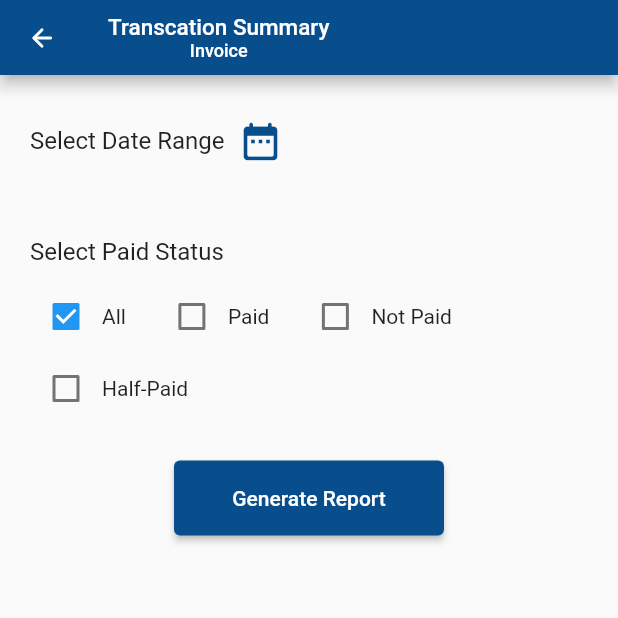
After one commit to anjanarodrigoz/pos, a Flutter app: the FilterDialog screen opened directly, on a phone screen of 412 x 824 dp, the top half of it. The commit adds this screen. Run offline on Flutter 3.47's test engine with Material 2 defaults, Android fonts, the phone set to English and light mode, and no system bars; our stand-ins replace file_picker, flutter_highlight, fluttertoast, get, get_storage, open_file and 3 more; missing offline and left inert: encrypt, flutter_archive, window_manager; accounts and stored records are empty.

Commit message:
create report ui

```diff
--- a/lib/Pages/main_window.dart
+++ b/lib/Pages/main_window.dart
@@ -143,6 +143,6 @@ class _MainWindowState extends State<MainWindow> {
   }
 
   openReport() {
-    Get.offAll(() => const ReportHomePage());
+    Get.offAll(() => ReportHomePage());
   }
 }
--- a/lib/enums/enums.dart
+++ b/lib/enums/enums.dart
@@ -3,6 +3,8 @@ enum DrawerName { largeDrawer, smallDrawer }
 enum InvoiceItemCategory { item, extraChrage, comment, empty }
 
 enum InvoiceType { invoice, supplyInvoice, quotation, creditNote }
+
+enum ReportPaymentFilter { paid, notPaid, all, halfPaid }
 
 extension InvoiceTypeCaps on InvoiceType {
   String name() {
@@ -23,3 +25,23 @@ extension InvoiceTypeCaps on InvoiceType {
     }
   }
 }
+
+extension Lable on ReportPaymentFilter {
+  String name() {
+    switch (this) {
+      case ReportPaymentFilter.all:
+        return ('All');
+
+      case ReportPaymentFilter.paid:
+        return ('Paid');
+
+      case ReportPaymentFilter.notPaid:
+        return ('Not Paid');
+
+      case ReportPaymentFilter.halfPaid:
+        return ('Half-Paid');
+      default:
+        return 'Other';
+    }
+  }
+}
--- a/lib/utils/my_format.dart
+++ b/lib/utils/my_format.dart
@@ -29,6 +29,11 @@ class MyFormat {
     return format.format(dateTime);
   }
 
+  static String formatDateTwo(DateTime dateTime) {
+    final format = DateFormat('yyyy/MM/dd');
+    return format.format(dateTime);
+  }
+
   static String formatTime(DateTime dateTime) {
     final format = DateFormat('HH:mm aa');
     return format.format(dateTime);
--- /dev/null
+++ b/lib/widgets/filter_dialog.dart
@@ -0,0 +1,162 @@
+import 'package:flutter/material.dart';
+import 'package:get/get.dart';
+import 'package:pos/enums/enums.dart';
+import 'package:pos/theme/t_colors.dart';
+import 'package:pos/utils/my_format.dart';
+import 'package:pos/widgets/pos_button.dart';
+import 'package:syncfusion_flutter_datepicker/datepicker.dart';
+
+class FilterDialog extends StatefulWidget {
+  Map<String, String> title;
+  FilterDialog({super.key, required this.title});
+
+  @override
+  _FilterDialogState createState() => _FilterDialogState();
+}
+
+class _FilterDialogState extends State<FilterDialog> {
+  DateTime? _startDate;
+  DateTime? _endDate;
+  Map<ReportPaymentFilter, bool> checkedBoxValue = {
+    ReportPaymentFilter.all: true,
+    ReportPaymentFilter.paid: false,
+    ReportPaymentFilter.notPaid: false,
+    ReportPaymentFilter.halfPaid: false,
+  };
+
+  void _onSelectionChanged(DateRangePickerSelectionChangedArgs args) {
+    setState(() {
+      _startDate = args.value.startDate;
+      _endDate = args.value.endDate;
+    });
+  }
+
+  @override
+  Widget build(BuildContext context) {
+    return Scaffold(
+      appBar: AppBar(
+        toolbarHeight: 50,
+        backgroundColor: TColors.blue,
+        title: Column(
+          children: [
+            Text(
+              widget.title.keys.first,
+              style: TextStyle(fontSize: 15.0),
+            ),
+            Text(
+              widget.title.values.first,
+              style: TextStyle(fontSize: 12.0),
+            ),
+          ],
+        ),
+        leading: IconButton(
+          iconSize: 20.0,
+          icon: const Icon(Icons.arrow_back_rounded),
+          onPressed: () {
+            Get.back();
+          },
+        ),
+      ),
+      body: Center(
+        child: Padding(
+          padding: const EdgeInsets.all(20.0),
+          child: Column(
+            crossAxisAlignment: CrossAxisAlignment.start,
+            children: [
+              Row(
+                children: [
+                  const Text(
+                    'Select Date Range',
+                    style: TextStyle(fontSize: 16),
+                  ),
+                  IconButton(
+                    onPressed: () {
+                      showDialog(
+                        context: context,
+                        builder: (context) {
+                          return AlertDialog(
+                            title: Text('Select Date Range'),
+                            content: SizedBox(
+                              width: 600,
+                              child: SfDateRangePicker(
+                                enableMultiView: true,
+                                onSelectionChanged: _onSelectionChanged,
+                                selectionMode:
+                                    DateRangePickerSelectionMode.range,
+                              ),
+                            ),
+                            actions: [
+                              ElevatedButton(
+                                onPressed: () {
+                                  Navigator.of(context)
+                                      .pop(); // Close the dialog
+                                },
+                                child: Text('OK'),
+                              ),
+                            ],
+                          );
+                        },
+                      );
+                    },
+                    iconSize: 30.0,
+                    color: TColors.blue,
+                    splashRadius: 25.0,
+                    icon: const Icon(Icons.date_range_rounded),
+                  ),
+                ],
+              ),
+              if (_startDate != null && _endDate != null)
+                Padding(
+                  padding: const EdgeInsets.symmetric(horizontal: 20),
+                  child: Text(
+                    '${MyFormat.formatDateTwo(_startDate!)} - ${MyFormat.formatDateTwo(_endDate!)}',
+                    style: const TextStyle(
+                        fontSize: 16, fontWeight: FontWeight.bold),
+                  ),
+                ),
+              SizedBox(height: 20),
+              SizedBox(height: 20),
+              const Text(
+                'Select Paid Status',
+                style: TextStyle(fontSize: 16),
+              ),
+              SizedBox(height: 10),
+              Wrap(
+                  children: checkedBoxValue.entries
+                      .toList()
+                      .map((filterPaymentType) => Row(
+                            mainAxisSize: MainAxisSize.min,
+                            children: [
+                              Checkbox(
+                                value: filterPaymentType.value,
+                                onChanged: (value) {
+                                  checkedBoxValue.forEach((key, value) {
+                                    if (key != filterPaymentType.key) {
+                                      checkedBoxValue[key] = false;
+                                    } else {
+                                      checkedBoxValue[key] = true;
+                                    }
+                                  });
+                                  setState(() {});
+                                },
+                              ),
+                              Text(filterPaymentType.key.name()),
+                              SizedBox(
+                                width: 20,
+                              )
+                            ],
+                          ))
+                      .toList()),
+              SizedBox(
+                height: 20.0,
+              ),
+              Align(
+                  alignment: Alignment.center,
+                  child: PosButton(text: 'Generate Report', onPressed: () {}))
+            ],
+          ),
+        ),
+      ),
+    );
+  }
+}
--- a/pubspec.yaml
+++ b/pubspec.yaml
@@ -53,6 +53,7 @@ dependencies:
   encrypt: ^5.0.2
   flutter_highlight: ^0.7.0
   flutter_archive: ^5.0.0
+  syncfusion_flutter_datepicker: ^22.2.12
 
 dev_dependencies:
   flutter_test:
```
Also changed, not shown: lib/Pages/reports/report_home_page.dart (+99 -2 lines), lib/widgets/alert_dialog.dart (+8 -8 lines), pubspec.lock.
